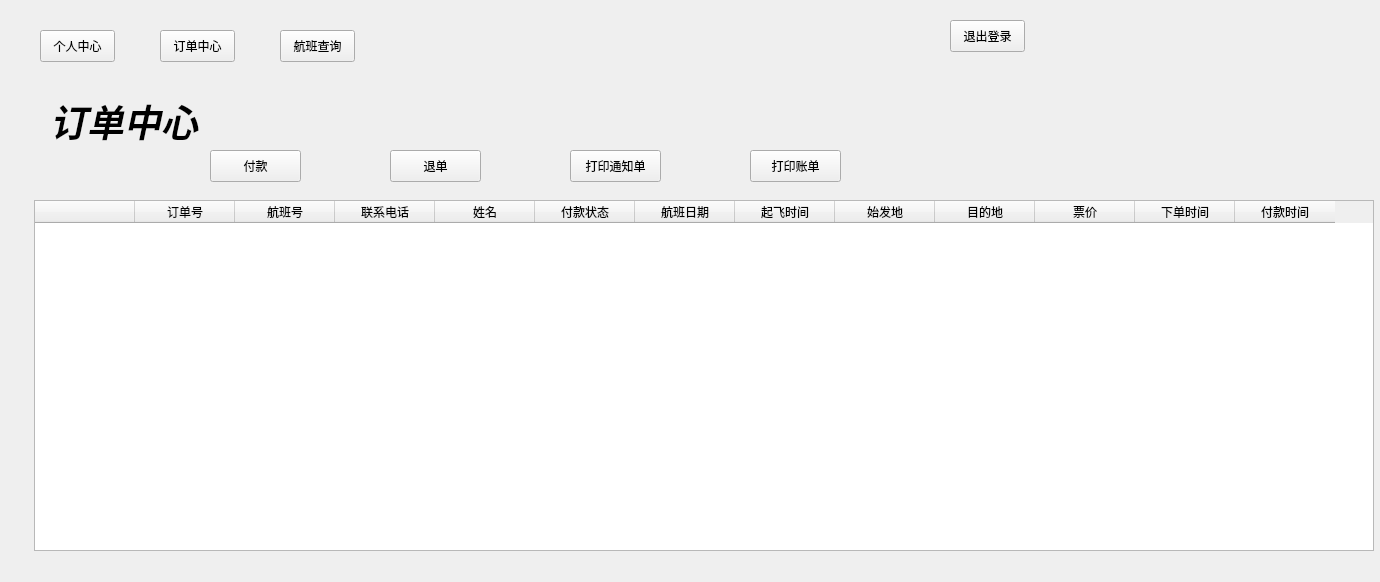
Above: Ticket_booking_system/userwindow.ui from tuto123/Windows_Qt before the change. Below: the same form after it.
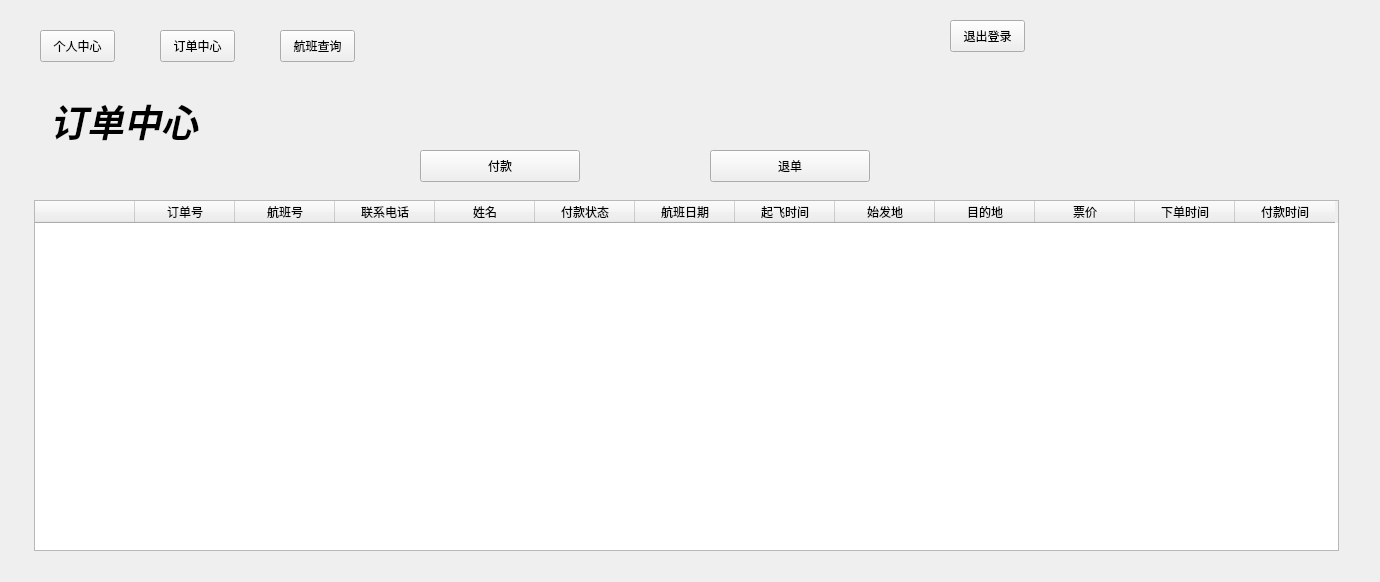
That is the form after the change. The open tabs and pages were chosen to show the change. Icons and pictures are not drawn.

```diff
--- a/Ticket_booking_system/userwindow.ui
+++ b/Ticket_booking_system/userwindow.ui
@@ -503,7 +503,7 @@
       <rect>
        <x>4</x>
        <y>110</y>
-       <width>1340</width>
+       <width>1305</width>
        <height>351</height>
       </rect>
      </property>
@@ -966,9 +966,9 @@
     <widget class="QPushButton" name="order_pay_pushButton">
      <property name="geometry">
       <rect>
-       <x>180</x>
+       <x>390</x>
        <y>60</y>
-       <width>91</width>
+       <width>160</width>
        <height>32</height>
       </rect>
      </property>
@@ -1368,9 +1368,9 @@
     <widget class="QPushButton" name="order_back_pushButton">
      <property name="geometry">
       <rect>
-       <x>360</x>
+       <x>680</x>
        <y>60</y>
-       <width>91</width>
+       <width>160</width>
        <height>32</height>
       </rect>
      </property>
@@ -1767,810 +1767,6 @@
       <string>退单</string>
      </property>
     </widget>
-    <widget class="QPushButton" name="order_print_notice_pushButton">
-     <property name="geometry">
-      <rect>
-       <x>540</x>
-       <y>60</y>
-       <width>91</width>
-       <height>32</height>
-      </rect>
-     </property>
-     <property name="styleSheet">
-      <string notr="true">QPalette{background:#D7DBE4;}QGroupBox#gboxDevicePanel&gt;QLabel{color:#E7ECF0;}
-
-QWidget#frmMain,QWidget[Form=&quot;true&quot;]{
-border:1px solid #738393;
-border-radius:0px;
-}
-
-.QFrame{
-border:1px solid #C2CCD8;
-border-radius:5px;
-}
-
-QLabel,QLineEdit,QTextEdit,QPlainTextEdit,QSpinBox,QGroupBox,QComboBox,QDateEdit,QTimeEdit,QDateTimeEdit,QSpinBox,QTreeView,QListView,QTableView,QTabWidget::pane{
-color:#3D3E42;
-}
-
-QWidget#widget_title{
-background:qlineargradient(spread:pad,x1:0,y1:0,x2:0,y2:1,stop:0 #667481,stop:1 #566373);
-}
-
-QLabel#lab_Ico,QLabel#lab_Title{
-border-radius:0px;
-color:#E7ECF0;
-background-color:rgba(0,0,0,0);
-border-style:none;
-}
-
-QToolButton::menu-indicator{
-image:None;
-}
-
-QToolButton,QWidget#widget_frm&gt;QLabel{
-border-style:none;
-padding:10px;
-color:#E7ECF0;
-background:qlineargradient(spread:pad,x1:0,y1:0,x2:0,y2:1,stop:0 #667481,stop:1 #566373);
-}
-
-QToolButton:hover,QWidget#widget_frm&gt;QLabel:hover{
-background:qlineargradient(spread:pad,x1:0,y1:0,x2:0,y2:1,stop:0 #778899,stop:1 #708090);
-}
-
-QLabel[labVideo=&quot;true&quot;]{
-color:#E7ECF0;
-border:1px solid #738393;
-background:qlineargradient(spread:pad,x1:0,y1:0,x2:0,y2:1,stop:0 #667481,stop:1 #566373);
-}
-
-QLabel[labVideo=&quot;true&quot;]:focus{
-border:1px solid #FF0000;
-background:qlineargradient(spread:pad,x1:0,y1:0,x2:0,y2:1,stop:0 #778899,stop:1 #708090);
-}
-
-QLineEdit,QTextEdit,QPlainTextEdit,QSpinBox{
-border:1px solid #C2CCD8;
-border-radius:5px;
-padding:2px;
-background:none;
-selection-background-color:#667481;
-selection-color:#E7ECF0;
-}
-
-QLineEdit[echoMode=&quot;2&quot;]{
-lineedit-password-character:9679;
-}
-
-.QGroupBox{
-border:1px solid #C2CCD8;
-border-radius:5px;
-}
-
-.QPushButton{
-border-style:none;
-border:1px solid #C2CCD8;
-color:#E7ECF0;
-padding:5px;
-min-height:20px;
-border-radius:5px;
-background:qlineargradient(spread:pad,x1:0,y1:0,x2:0,y2:1,stop:0 #667481,stop:1 #566373);
-}
-
-.QPushButton:hover{
-background:qlineargradient(spread:pad,x1:0,y1:0,x2:0,y2:1,stop:0 #778899,stop:1 #708090);
-}
-
-.QPushButton:pressed{
-background:qlineargradient(spread:pad,x1:0,y1:0,x2:0,y2:1,stop:0 #667481,stop:1 #566373);
-}
-
-.QPushButton:disabled{
-color:#838383;
-background:#F4F4F4;
-}
-
-QPushButton#btnSplitterH{
-padding:2px;
-min-height:8px;
-}
-
-QPushButton#btnMenu,QPushButton#btnMenu_Min,QPushButton#btnMenu_Max,QPushButton#btnMenu_Close,QPushButton#btnSplitterV,QPushButton#btnSplitterH{
-border-radius:0px;
-color:#E7ECF0;
-background-color:rgba(0,0,0,0);
-border-style:none;
-}
-
-QPushButton#btnMenu:hover,QPushButton#btnMenu_Min:hover,QPushButton#btnMenu_Max:hover,QPushButton#btnSplitterV:hover,QPushButton#btnSplitterH:hover{
-background-color:qlineargradient(spread:pad,x1:0,y1:1,x2:0,y2:0,stop:0 rgba(25,134,199,0),stop:1 #778899);
-}
-
-QPushButton#btnMenu_Close:hover{
-background-color:qlineargradient(spread:pad,x1:0,y1:1,x2:0,y2:0,stop:0 rgba(238,0,0,128),stop:1 rgba(238,44,44,255));
-}
-
-QCheckBox{
-color:#3D3E42;
-spacing:2px;
-}
-
-QCheckBox::indicator{
-width:20px;
-height:20px;
-}
-
-QCheckBox::indicator:unchecked{
-image:url(:/image/checkbox_unchecked.png);
-}
-
-QCheckBox::indicator:checked{
-image:url(:/image/checkbox_checked.png);
-}
-
-QRadioButton{
-color:#3D3E42;
-spacing:2px;
-}
-
-QRadioButton::indicator{
-width:15px;
-height:15px;
-}
-
-QRadioButton::indicator::unchecked{
-image:url(:/image/radio_normal.png);
-}
-
-QRadioButton::indicator::checked{
-image:url(:/image/radio_selected.png);
-}
-
-QSpinBox::up-button,QDateEdit::up-button,QTimeEdit::up-button,QDateTimeEdit::up-button{
-image:url(:/image/add_top.png);
-}
-
-QSpinBox::down-button,QDateEdit::down-button,QTimeEdit::down-button,QDateTimeEdit::down-button{
-image:url(:/image/add_bottom.png);
-}
-
-QComboBox,QDateEdit,QTimeEdit,QDateTimeEdit,QSpinBox{
-border-radius:3px;
-padding:3px 5px 3px 5px;
-border:1px solid #C2CCD8;
-background:none;
-selection-background-color:#667481;
-selection-color:#E7ECF0;
-}
-
-QComboBox::drop-down,QDateEdit::drop-down,QTimeEdit::drop-down,QDateTimeEdit::drop-down{
-subcontrol-origin:padding;
-subcontrol-position:top right;
-width:15px;
-border-left-width:1px;
-border-left-style:solid;
-border-top-right-radius:3px;
-border-bottom-right-radius:3px;
-border-left-color:#C2CCD8;
-}
-
-QComboBox::down-arrow,QDateEdit::down-arrow,QTimeEdit::down-arrow,QDateTimeEdit::down-arrow{
-image:url(:/image/add_bottom.png);
-}
-
-QMenu{
-color:#E7ECF0;
-background-color:#667481;
-margin:2px;
-}
-
-QMenu::item{
-padding:3px 20px 3px 20px;
-}
-
-QMenu::indicator{
-width:13px;
-height:13px;
-}
-
-QMenu::item:selected{
-color:#E7ECF0;
-border:0px solid #738393;
-background:qlineargradient(spread:pad,x1:0,y1:0,x2:0,y2:1,stop:0 #667481,stop:1 #566373);
-}
-
-QMenu::separator{
-height:1px;
-background:#738393;
-}
-
-QProgressBar{
-background:#C2CCD8;
-border-radius:5px;
-text-align:center;
-border:1px solid #C2CCD8;
-}
-
-QProgressBar::chunk{
-width:5px;
-margin:0.5px;
-background-color:#667481;
-}
-
-QSlider::groove:horizontal,QSlider::add-page:horizontal{
-height:8px;
-border-radius:3px;
-background:#C2CCD8;
-}
-
-QSlider::sub-page:horizontal{
-height:8px;
-border-radius:3px;
-background:#708090;
-}
-
-QSlider::handle:horizontal{
-width:13px;
-margin-top:-3px;
-margin-bottom:-3px;
-border-radius:6px;
-background:qradialgradient(spread:pad,cx:0.5,cy:0.5,radius:0.5,fx:0.5,fy:0.5,stop:0.6 #667481,stop:0.8 #778899);
-}
-
-QSlider::groove:vertical,QSlider::sub-page:vertical{
-width:8px;
-border-radius:3px;
-background:#C2CCD8;
-}
-
-QSlider::add-page:vertical{
-width:8px;
-border-radius:3px;
-background:#708090;
-}
-
-QSlider::handle:vertical{
-height:13px;
-margin-left:-2px;
-margin-right:-3px;
-border-radius:6px;
-background:qradialgradient(spread:pad,cx:0.5,cy:0.5,radius:0.5,fx:0.5,fy:0.5,stop:0.6 #667481,stop:0.8 #778899);
-}
-
-QScrollBar:vertical{
-width:10px;
-background-color:rgba(0,0,0,0%);
-padding-top:10px;
-padding-bottom:10px;
-}
-
-QScrollBar:horizontal{
-height:10px;
-background-color:rgba(0,0,0,0%);
-padding-left:10px;
-padding-right:10px;
-}
-
-QScrollBar::handle:vertical,QScrollBar::handle:horizontal{
-width:10px;
-background:#708090;
-}
-
-QScrollBar::handle:vertical:hover,QScrollBar::handle:horizontal:hover{
-width:10px;
-background:#566373;
-}
-
-QScrollBar::add-line:vertical{
-height:10px;
-width:10px;
-subcontrol-position:bottom;
-subcontrol-origin:margin;
-border-image:url(:/image/add_bottom.png);
-}
-
-QScrollBar::add-line:horizontal{
-height:10px;
-width:10px;
-subcontrol-position:right;
-subcontrol-origin:margin;
-border-image:url(:/image/add_right.png);
-}
-
-QScrollBar::sub-line:vertical{
-height:10px;
-width:10px;
-subcontrol-position:top;
-subcontrol-origin:margin;
-border-image:url(:/image/add_top.png);
-}
-
-QScrollBar::sub-line:horizontal{
-height:10px;
-width:10px;
-subcontrol-position:left;
-subcontrol-origin:margin;
-border-image:url(:/image/add_left.png);
-}
-
-QScrollBar::add-page:vertical,QScrollBar::sub-page:vertical,QScrollBar::add-page:horizontal,QScrollBar::sub-page:horizontal{
-width:10px;
-background:#C2CCD8;
-}
-
-QScrollArea{
-border:0px;
-}
-
-QTreeView,QListView,QTableView,QTabWidget::pane{
-border:1px solid #C2CCD8;
-selection-background-color:#778899;
-selection-color:#E7ECF0;
-alternate-background-color:#DDE0E7;
-}
-
-QTableView::item:selected,QListView::item:selected,QTreeView::item:selected{
-color:#E7ECF0;
-background:qlineargradient(spread:pad,x1:0,y1:0,x2:0,y2:1,stop:0 #667481,stop:1 #566373);
-}
-
-QTableView::item:hover,QListView::item:hover,QTreeView::item:hover{
-color:#E7ECF0;
-background:qlineargradient(spread:pad,x1:0,y1:0,x2:0,y2:1,stop:0 #778899,stop:1 #708090);
-}
-
-QTableView::item,QListView::item,QTreeView::item{
-padding:5px;
-margin:0px;
-}
-
-QHeaderView::section,QTableCornerButton:section{
-padding:3px;
-margin:0px;
-color:#E7ECF0;
-border:1px solid #C2CCD8;
-background:qlineargradient(spread:pad,x1:0,y1:0,x2:0,y2:1,stop:0 #778899,stop:1 #708090);
-}
-
-QTabBar::tab{
-border-radius:5px;
-border:1px solid #C2CCD8;
-color:#E7ECF0;
-min-width:55px;
-min-height:20px;
-padding:3px 8px 3px 8px;
-margin:1px;
-background:qlineargradient(spread:pad,x1:0,y1:0,x2:0,y2:1,stop:0 #778899,stop:1 #708090);
-}
-
-QTabBar::tab:selected,QTabBar::tab:hover{
-background:qlineargradient(spread:pad,x1:0,y1:0,x2:0,y2:1,stop:0 #667481,stop:1 #566373);
-}
-
-QStatusBar::item{
-border:0px solid #667481;
-border-radius:3px;
-}
-
-QToolBox::tab,QToolTip,QGroupBox#gboxDevicePanel{
-padding:3px;
-border-radius: 5px;
-color:#E7ECF0;
-background:qlineargradient(spread:pad,x1:0,y1:0,x2:0,y2:1,stop:0 #667481,stop:1 #566373);
-}
-
-QToolBox::tab:selected{
-background:qlineargradient(spread:pad,x1:0,y1:0,x2:0,y2:1,stop:0 #778899,stop:1 #708090);
-}
-</string>
-     </property>
-     <property name="text">
-      <string>打印通知单</string>
-     </property>
-    </widget>
-    <widget class="QPushButton" name="order_print_bill_pushButton">
-     <property name="geometry">
-      <rect>
-       <x>720</x>
-       <y>60</y>
-       <width>91</width>
-       <height>32</height>
-      </rect>
-     </property>
-     <property name="styleSheet">
-      <string notr="true">QPalette{background:#D7DBE4;}QGroupBox#gboxDevicePanel&gt;QLabel{color:#E7ECF0;}
-
-QWidget#frmMain,QWidget[Form=&quot;true&quot;]{
-border:1px solid #738393;
-border-radius:0px;
-}
-
-.QFrame{
-border:1px solid #C2CCD8;
-border-radius:5px;
-}
-
-QLabel,QLineEdit,QTextEdit,QPlainTextEdit,QSpinBox,QGroupBox,QComboBox,QDateEdit,QTimeEdit,QDateTimeEdit,QSpinBox,QTreeView,QListView,QTableView,QTabWidget::pane{
-color:#3D3E42;
-}
-
-QWidget#widget_title{
-background:qlineargradient(spread:pad,x1:0,y1:0,x2:0,y2:1,stop:0 #667481,stop:1 #566373);
-}
-
-QLabel#lab_Ico,QLabel#lab_Title{
-border-radius:0px;
-color:#E7ECF0;
-background-color:rgba(0,0,0,0);
-border-style:none;
-}
-
-QToolButton::menu-indicator{
-image:None;
-}
-
-QToolButton,QWidget#widget_frm&gt;QLabel{
-border-style:none;
-padding:10px;
-color:#E7ECF0;
-background:qlineargradient(spread:pad,x1:0,y1:0,x2:0,y2:1,stop:0 #667481,stop:1 #566373);
-}
-
-QToolButton:hover,QWidget#widget_frm&gt;QLabel:hover{
-background:qlineargradient(spread:pad,x1:0,y1:0,x2:0,y2:1,stop:0 #778899,stop:1 #708090);
-}
-
-QLabel[labVideo=&quot;true&quot;]{
-color:#E7ECF0;
-border:1px solid #738393;
-background:qlineargradient(spread:pad,x1:0,y1:0,x2:0,y2:1,stop:0 #667481,stop:1 #566373);
-}
-
-QLabel[labVideo=&quot;true&quot;]:focus{
-border:1px solid #FF0000;
-background:qlineargradient(spread:pad,x1:0,y1:0,x2:0,y2:1,stop:0 #778899,stop:1 #708090);
-}
-
-QLineEdit,QTextEdit,QPlainTextEdit,QSpinBox{
-border:1px solid #C2CCD8;
-border-radius:5px;
-padding:2px;
-background:none;
-selection-background-color:#667481;
-selection-color:#E7ECF0;
-}
-
-QLineEdit[echoMode=&quot;2&quot;]{
-lineedit-password-character:9679;
-}
-
-.QGroupBox{
-border:1px solid #C2CCD8;
-border-radius:5px;
-}
-
-.QPushButton{
-border-style:none;
-border:1px solid #C2CCD8;
-color:#E7ECF0;
-padding:5px;
-min-height:20px;
-border-radius:5px;
-background:qlineargradient(spread:pad,x1:0,y1:0,x2:0,y2:1,stop:0 #667481,stop:1 #566373);
-}
-
-.QPushButton:hover{
-background:qlineargradient(spread:pad,x1:0,y1:0,x2:0,y2:1,stop:0 #778899,stop:1 #708090);
-}
-
-.QPushButton:pressed{
-background:qlineargradient(spread:pad,x1:0,y1:0,x2:0,y2:1,stop:0 #667481,stop:1 #566373);
-}
-
-.QPushButton:disabled{
-color:#838383;
-background:#F4F4F4;
-}
-
-QPushButton#btnSplitterH{
-padding:2px;
-min-height:8px;
-}
-
-QPushButton#btnMenu,QPushButton#btnMenu_Min,QPushButton#btnMenu_Max,QPushButton#btnMenu_Close,QPushButton#btnSplitterV,QPushButton#btnSplitterH{
-border-radius:0px;
-color:#E7ECF0;
-background-color:rgba(0,0,0,0);
-border-style:none;
-}
-
-QPushButton#btnMenu:hover,QPushButton#btnMenu_Min:hover,QPushButton#btnMenu_Max:hover,QPushButton#btnSplitterV:hover,QPushButton#btnSplitterH:hover{
-background-color:qlineargradient(spread:pad,x1:0,y1:1,x2:0,y2:0,stop:0 rgba(25,134,199,0),stop:1 #778899);
-}
-
-QPushButton#btnMenu_Close:hover{
-background-color:qlineargradient(spread:pad,x1:0,y1:1,x2:0,y2:0,stop:0 rgba(238,0,0,128),stop:1 rgba(238,44,44,255));
-}
-
-QCheckBox{
-color:#3D3E42;
-spacing:2px;
-}
-
-QCheckBox::indicator{
-width:20px;
-height:20px;
-}
-
-QCheckBox::indicator:unchecked{
-image:url(:/image/checkbox_unchecked.png);
-}
-
-QCheckBox::indicator:checked{
-image:url(:/image/checkbox_checked.png);
-}
-
-QRadioButton{
-color:#3D3E42;
-spacing:2px;
-}
-
-QRadioButton::indicator{
-width:15px;
-height:15px;
-}
-
-QRadioButton::indicator::unchecked{
-image:url(:/image/radio_normal.png);
-}
-
-QRadioButton::indicator::checked{
-image:url(:/image/radio_selected.png);
-}
-
-QSpinBox::up-button,QDateEdit::up-button,QTimeEdit::up-button,QDateTimeEdit::up-button{
-image:url(:/image/add_top.png);
-}
-
-QSpinBox::down-button,QDateEdit::down-button,QTimeEdit::down-button,QDateTimeEdit::down-button{
-image:url(:/image/add_bottom.png);
-}
-
-QComboBox,QDateEdit,QTimeEdit,QDateTimeEdit,QSpinBox{
-border-radius:3px;
-padding:3px 5px 3px 5px;
-border:1px solid #C2CCD8;
-background:none;
-selection-background-color:#667481;
-selection-color:#E7ECF0;
-}
-
-QComboBox::drop-down,QDateEdit::drop-down,QTimeEdit::drop-down,QDateTimeEdit::drop-down{
-subcontrol-origin:padding;
-subcontrol-position:top right;
-width:15px;
-border-left-width:1px;
-border-left-style:solid;
-border-top-right-radius:3px;
-border-bottom-right-radius:3px;
-border-left-color:#C2CCD8;
-}
-
-QComboBox::down-arrow,QDateEdit::down-arrow,QTimeEdit::down-arrow,QDateTimeEdit::down-arrow{
-image:url(:/image/add_bottom.png);
-}
-
-QMenu{
-color:#E7ECF0;
-background-color:#667481;
-margin:2px;
-}
-
-QMenu::item{
-padding:3px 20px 3px 20px;
-}
-
-QMenu::indicator{
-width:13px;
-height:13px;
-}
-
-QMenu::item:selected{
-color:#E7ECF0;
-border:0px solid #738393;
-background:qlineargradient(spread:pad,x1:0,y1:0,x2:0,y2:1,stop:0 #667481,stop:1 #566373);
-}
-
-QMenu::separator{
-height:1px;
-background:#738393;
-}
-
-QProgressBar{
-background:#C2CCD8;
-border-radius:5px;
-text-align:center;
-border:1px solid #C2CCD8;
-}
-
-QProgressBar::chunk{
-width:5px;
-margin:0.5px;
-background-color:#667481;
-}
-
-QSlider::groove:horizontal,QSlider::add-page:horizontal{
-height:8px;
-border-radius:3px;
-background:#C2CCD8;
-}
-
-QSlider::sub-page:horizontal{
-height:8px;
-border-radius:3px;
-background:#708090;
-}
-
-QSlider::handle:horizontal{
-width:13px;
-margin-top:-3px;
-margin-bottom:-3px;
-border-radius:6px;
-background:qradialgradient(spread:pad,cx:0.5,cy:0.5,radius:0.5,fx:0.5,fy:0.5,stop:0.6 #667481,stop:0.8 #778899);
-}
-
-QSlider::groove:vertical,QSlider::sub-page:vertical{
-width:8px;
-border-radius:3px;
-background:#C2CCD8;
-}
-
-QSlider::add-page:vertical{
-width:8px;
-border-radius:3px;
-background:#708090;
-}
-
-QSlider::handle:vertical{
-height:13px;
-margin-left:-2px;
-margin-right:-3px;
-border-radius:6px;
-background:qradialgradient(spread:pad,cx:0.5,cy:0.5,radius:0.5,fx:0.5,fy:0.5,stop:0.6 #667481,stop:0.8 #778899);
-}
-
-QScrollBar:vertical{
-width:10px;
-background-color:rgba(0,0,0,0%);
-padding-top:10px;
-padding-bottom:10px;
-}
-
-QScrollBar:horizontal{
-height:10px;
-background-color:rgba(0,0,0,0%);
-padding-left:10px;
-padding-right:10px;
-}
-
-QScrollBar::handle:vertical,QScrollBar::handle:horizontal{
-width:10px;
-background:#708090;
-}
-
-QScrollBar::handle:vertical:hover,QScrollBar::handle:horizontal:hover{
-width:10px;
-background:#566373;
-}
-
-QScrollBar::add-line:vertical{
-height:10px;
-width:10px;
-subcontrol-position:bottom;
-subcontrol-origin:margin;
-border-image:url(:/image/add_bottom.png);
-}
-
-QScrollBar::add-line:horizontal{
-height:10px;
-width:10px;
-subcontrol-position:right;
-subcontrol-origin:margin;
-border-image:url(:/image/add_right.png);
-}
-
-QScrollBar::sub-line:vertical{
-height:10px;
-width:10px;
-subcontrol-position:top;
-subcontrol-origin:margin;
-border-image:url(:/image/add_top.png);
-}
-
-QScrollBar::sub-line:horizontal{
-height:10px;
-width:10px;
-subcontrol-position:left;
-subcontrol-origin:margin;
-border-image:url(:/image/add_left.png);
-}
-
-QScrollBar::add-page:vertical,QScrollBar::sub-page:vertical,QScrollBar::add-page:horizontal,QScrollBar::sub-page:horizontal{
-width:10px;
-background:#C2CCD8;
-}
-
-QScrollArea{
-border:0px;
-}
-
-QTreeView,QListView,QTableView,QTabWidget::pane{
-border:1px solid #C2CCD8;
-selection-background-color:#778899;
-selection-color:#E7ECF0;
-alternate-background-color:#DDE0E7;
-}
-
-QTableView::item:selected,QListView::item:selected,QTreeView::item:selected{
-color:#E7ECF0;
-background:qlineargradient(spread:pad,x1:0,y1:0,x2:0,y2:1,stop:0 #667481,stop:1 #566373);
-}
-
-QTableView::item:hover,QListView::item:hover,QTreeView::item:hover{
-color:#E7ECF0;
-background:qlineargradient(spread:pad,x1:0,y1:0,x2:0,y2:1,stop:0 #778899,stop:1 #708090);
-}
-
-QTableView::item,QListView::item,QTreeView::item{
-padding:5px;
-margin:0px;
-}
-
-QHeaderView::section,QTableCornerButton:section{
-padding:3px;
-margin:0px;
-color:#E7ECF0;
-border:1px solid #C2CCD8;
-background:qlineargradient(spread:pad,x1:0,y1:0,x2:0,y2:1,stop:0 #778899,stop:1 #708090);
-}
-
-QTabBar::tab{
-border-radius:5px;
-border:1px solid #C2CCD8;
-color:#E7ECF0;
-min-width:55px;
-min-height:20px;
-padding:3px 8px 3px 8px;
-margin:1px;
-background:qlineargradient(spread:pad,x1:0,y1:0,x2:0,y2:1,stop:0 #778899,stop:1 #708090);
-}
-
-QTabBar::tab:selected,QTabBar::tab:hover{
-background:qlineargradient(spread:pad,x1:0,y1:0,x2:0,y2:1,stop:0 #667481,stop:1 #566373);
-}
-
-QStatusBar::item{
-border:0px solid #667481;
-border-radius:3px;
-}
-
-QToolBox::tab,QToolTip,QGroupBox#gboxDevicePanel{
-padding:3px;
-border-radius: 5px;
-color:#E7ECF0;
-background:qlineargradient(spread:pad,x1:0,y1:0,x2:0,y2:1,stop:0 #667481,stop:1 #566373);
-}
-
-QToolBox::tab:selected{
-background:qlineargradient(spread:pad,x1:0,y1:0,x2:0,y2:1,stop:0 #778899,stop:1 #708090);
-}
-</string>
-     </property>
-     <property name="text">
-      <string>打印账单</string>
-     </property>
-    </widget>
     <widget class="QLabel" name="order_cen_label">
      <property name="geometry">
       <rect>
```
